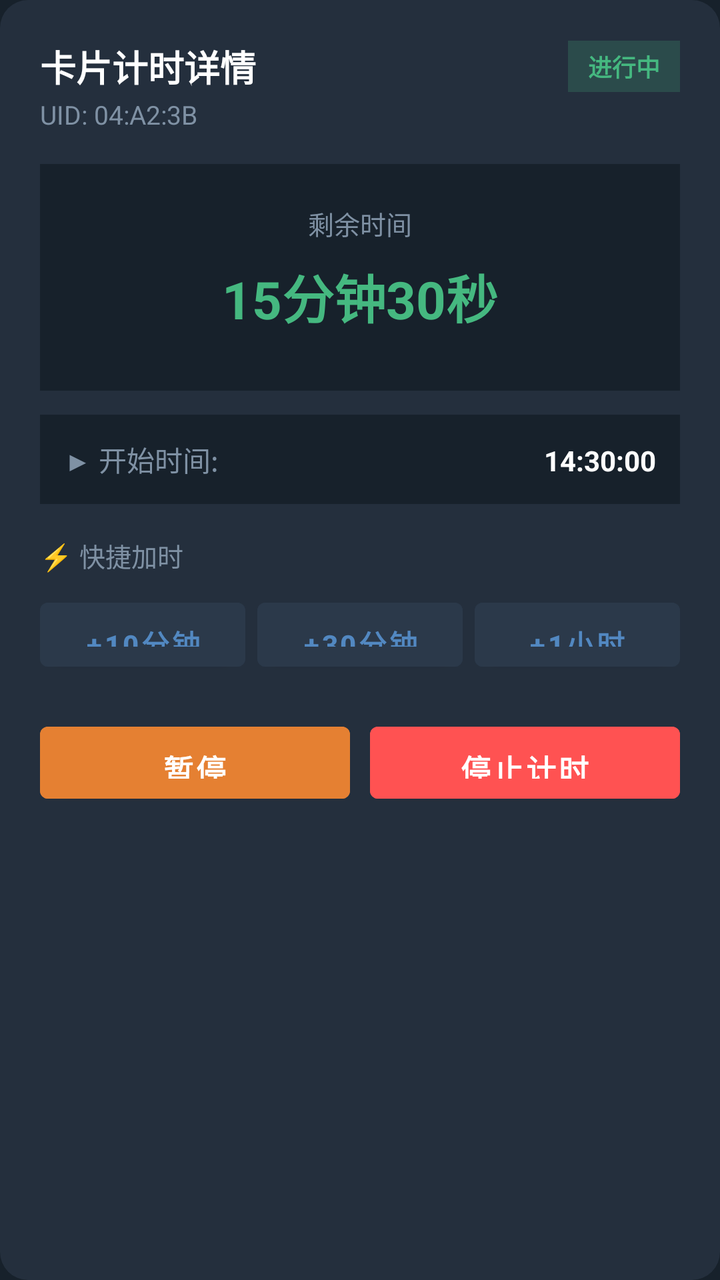
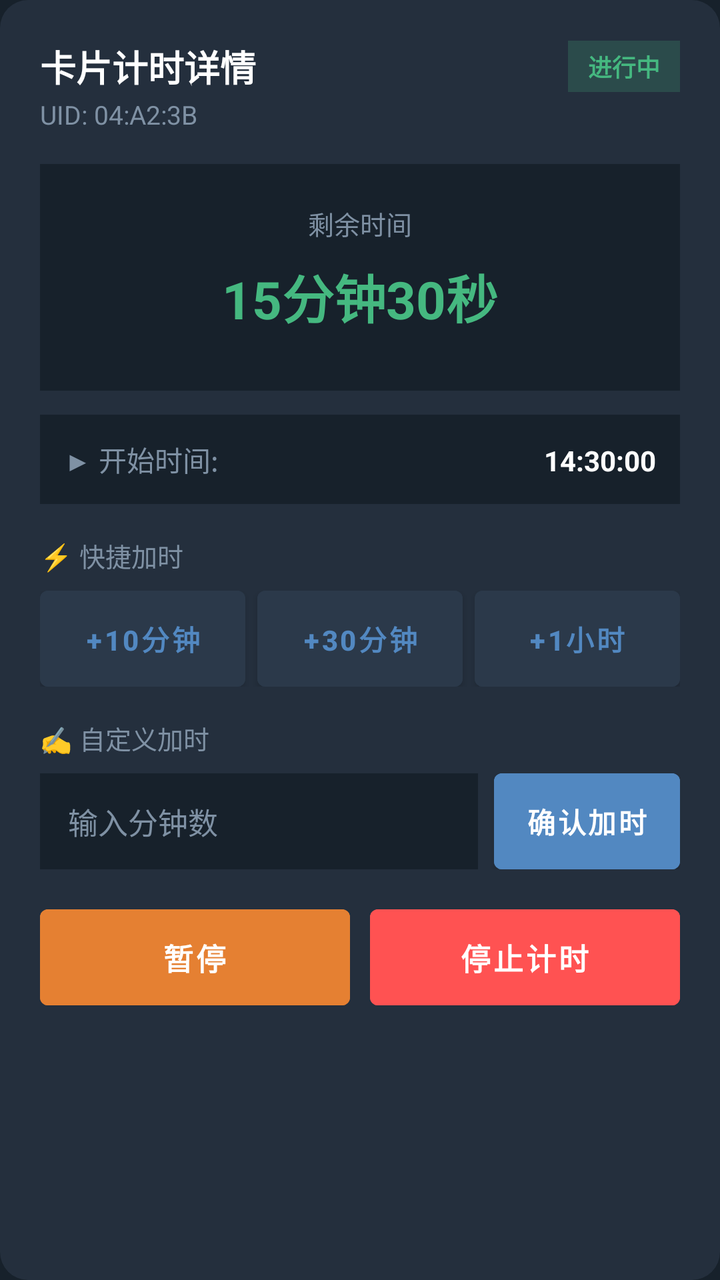

Screens rendered from an Android XML layout before and after an edit, with the pre-edit source and the edit as a unified diff.
<!-- AndroidManifest.xml: application theme Theme.NFCTime -->
<!-- res/layout/dialog_active_card_control.xml -->
<?xml version="1.0" encoding="utf-8"?>
<LinearLayout xmlns:android="http://schemas.android.com/apk/res/android"
    xmlns:app="http://schemas.android.com/apk/res-auto"
    android:layout_width="match_parent"
    android:layout_height="wrap_content"
    android:background="@drawable/dialog_rounded_bg"
    android:orientation="vertical"
    android:padding="20dp">

    
    <LinearLayout
        android:layout_width="match_parent"
        android:layout_height="wrap_content"
        android:gravity="center_vertical"
        android:orientation="horizontal">

        <TextView
            android:id="@+id/tvActiveTitle"
            android:layout_width="0dp"
            android:layout_height="wrap_content"
            android:layout_weight="1"
            android:text="卡片计时详情"
            android:textColor="@color/tg_text_primary"
            android:textSize="18sp"
            android:textStyle="bold" />

        <TextView
            android:id="@+id/tvActiveStatusBadge"
            android:layout_width="wrap_content"
            android:layout_height="wrap_content"
            android:background="#3345B880"
            android:paddingHorizontal="10dp"
            android:paddingVertical="4dp"
            android:text="进行中"
            android:textColor="@color/tg_status_green"
            android:textSize="12sp"
            android:textStyle="bold" />
    </LinearLayout>

    <TextView
        android:id="@+id/tvActiveUid"
        android:layout_width="wrap_content"
        android:layout_height="wrap_content"
        android:layout_marginTop="2dp"
        android:layout_marginBottom="16dp"
        android:text="UID: 04:A2:3B"
        android:textColor="@color/tg_text_secondary"
        android:textSize="13sp" />

    
    <LinearLayout
        android:layout_width="match_parent"
        android:layout_height="wrap_content"
        android:background="@color/tg_background"
        android:gravity="center"
        android:orientation="vertical"
        android:padding="20dp"
        android:layout_marginBottom="12dp">

        <TextView
            android:id="@+id/tvActiveTimeLabel"
            android:layout_width="wrap_content"
            android:layout_height="wrap_content"
            android:text="剩余时间"
            android:textColor="@color/tg_text_secondary"
            android:textSize="13sp" />

        <TextView
            android:id="@+id/tvActiveRemainingBig"
            android:layout_width="wrap_content"
            android:layout_height="wrap_content"
            android:layout_marginVertical="8dp"
            android:text="15分钟30秒"
            android:textColor="@color/tg_status_green"
            android:textSize="26sp"
            android:textStyle="bold" />

        
        <TextView
            android:id="@+id/tvActiveOverdueAlert"
            android:layout_width="wrap_content"
            android:layout_height="wrap_content"
            android:text="🚨 已超时 5分钟12秒"
            android:textColor="@color/tg_status_red"
            android:textSize="16sp"
            android:textStyle="bold"
            android:visibility="gone" />
    </LinearLayout>

    
    <LinearLayout
        android:layout_width="match_parent"
        android:layout_height="wrap_content"
        android:background="@color/tg_background"
        android:orientation="horizontal"
        android:padding="12dp">

        <TextView
            android:layout_width="0dp"
            android:layout_height="wrap_content"
            android:layout_weight="1"
            android:text="▶ 开始时间:"
            android:textColor="@color/tg_text_secondary"
            android:textSize="14sp" />

        <TextView
            android:id="@+id/tvActiveStartTime"
            android:layout_width="wrap_content"
            android:layout_height="wrap_content"
            android:text="14:30:00"
            android:textColor="@color/tg_text_primary"
            android:textSize="14sp"
            android:textStyle="bold" />
    </LinearLayout>

    
    <TextView
        android:layout_width="wrap_content"
        android:layout_height="wrap_content"
        android:layout_marginTop="16dp"
        android:layout_marginBottom="8dp"
        android:text="⚡ 快捷加时"
        android:textColor="@color/tg_text_secondary"
        android:textSize="13sp" />

    <LinearLayout
        android:layout_width="match_parent"
        android:layout_height="wrap_content"
        android:orientation="horizontal">

        <Button
            android:id="@+id/btnAdd10Min"
            android:layout_width="0dp"
            android:layout_height="44dp"
            android:layout_weight="1"
            android:backgroundTint="#2B394A"
            android:textColor="@color/tg_blue"
            android:text="+10分钟"
            android:textSize="14sp"
            android:textStyle="bold" />

        <Button
            android:id="@+id/btnAdd30Min"
            android:layout_width="0dp"
            android:layout_height="44dp"
            android:layout_weight="1"
            android:layout_marginStart="6dp"
            android:backgroundTint="#2B394A"
            android:textColor="@color/tg_blue"
            android:text="+30分钟"
            android:textSize="14sp"
            android:textStyle="bold" />

        <Button
            android:id="@+id/btnAdd1Hour"
            android:layout_width="0dp"
            android:layout_height="44dp"
            android:layout_weight="1"
            android:layout_marginStart="6dp"
            android:backgroundTint="#2B394A"
            android:textColor="@color/tg_blue"
            android:text="+1小时"
            android:textSize="14sp"
            android:textStyle="bold" />
    </LinearLayout>

    
    <LinearLayout
        android:layout_width="match_parent"
        android:layout_height="wrap_content"
        android:layout_marginTop="18dp"
        android:orientation="horizontal">

        <Button
            android:id="@+id/btnActivePause"
            android:layout_width="0dp"
            android:layout_height="48dp"
            android:layout_weight="1"
            android:backgroundTint="@color/tg_status_orange"
            android:text="暂停"
            android:textSize="15sp"
            android:textStyle="bold" />

        <Button
            android:id="@+id/btnActiveStop"
            android:layout_width="0dp"
            android:layout_height="48dp"
            android:layout_weight="1"
            android:layout_marginStart="10dp"
            android:backgroundTint="@color/tg_status_red"
            android:text="停止计时"
            android:textSize="15sp"
            android:textStyle="bold" />
    </LinearLayout>

</LinearLayout>
<!-- resources referenced by this layout -->
<resources>
  <color name="tg_background">#17212B</color>
  <color name="tg_blue">#5288C1</color>
  <color name="tg_status_green">#45B880</color>
  <color name="tg_status_orange">#E58032</color>
  <color name="tg_status_red">#FF5252</color>
  <color name="tg_text_primary">#FFFFFF</color>
  <color name="tg_text_secondary">#7F91A4</color>
  <!-- drawable dialog_rounded_bg (drawable) -->
  <?xml version="1.0" encoding="utf-8"?>
  <shape xmlns:android="http://schemas.android.com/apk/res/android"
      android:shape="rectangle">
      <solid android:color="@color/tg_surface" />
      <corners android:radius="14dp" />
  </shape>
  <style name="Theme.NFCTime" parent="Theme.MaterialComponents.DayNight.NoActionBar">
          <item name="colorPrimary">@color/tg_blue</item>
          <item name="colorPrimaryVariant">@color/tg_blue_dark</item>
          <item name="colorOnPrimary">@color/tg_text_primary</item>
          <item name="colorSecondary">@color/tg_blue</item>
          <item name="android:windowBackground">@color/tg_background</item>
          <item name="android:statusBarColor">@color/tg_background</item>
          <item name="android:navigationBarColor">@color/tg_background</item>
          
          
          <item name="colorSurface">@color/tg_surface</item>
          <item name="colorOnSurface">@color/tg_text_primary</item>
          <item name="colorSecondaryContainer">#2B394A</item>
          <item name="colorOnSecondaryContainer">@color/tg_blue</item>
  
          
          <item name="materialButtonStyle">@style/Widget.App.Button</item>
          <item name="borderlessButtonStyle">@style/Widget.App.Button.TextButton</item>
      </style>
  <color name="tg_surface">#242F3D</color>
  <color name="tg_blue_dark">#2AABEE</color>
  <style name="Widget.App.Button" parent="Widget.MaterialComponents.Button">
          <item name="android:textSize">15sp</item>
          <item name="android:textStyle">bold</item>
          <item name="android:textAllCaps">false</item>
          <item name="android:paddingVertical">10dp</item>
          <item name="backgroundTint">@color/tg_blue</item>
      </style>
  <style name="Widget.App.Button.TextButton" parent="Widget.MaterialComponents.Button.TextButton">
          <item name="android:textSize">15sp</item>
          <item name="android:textStyle">bold</item>
          <item name="android:textAllCaps">false</item>
          <item name="android:paddingHorizontal">12dp</item>
          <item name="android:paddingVertical">8dp</item>
          <item name="android:textColor">@color/tg_blue</item>
      </style>
</resources>

<!-- the commit's change to res/layout/dialog_active_card_control.xml (unified diff, before → after) -->
@@ -131,44 +131,95 @@
         <Button
             android:id="@+id/btnAdd10Min"
             android:layout_width="0dp"
-            android:layout_height="44dp"
+            android:layout_height="48dp"
             android:layout_weight="1"
             android:backgroundTint="#2B394A"
             android:textColor="@color/tg_blue"
             android:text="+10分钟"
             android:textSize="14sp"
-            android:textStyle="bold" />
+            android:textStyle="bold"
+            android:insetTop="0dp"
+            android:insetBottom="0dp"
+            android:padding="0dp" />
 
         <Button
             android:id="@+id/btnAdd30Min"
             android:layout_width="0dp"
-            android:layout_height="44dp"
+            android:layout_height="48dp"
             android:layout_weight="1"
             android:layout_marginStart="6dp"
             android:backgroundTint="#2B394A"
             android:textColor="@color/tg_blue"
             android:text="+30分钟"
             android:textSize="14sp"
-            android:textStyle="bold" />
+            android:textStyle="bold"
+            android:insetTop="0dp"
+            android:insetBottom="0dp"
+            android:padding="0dp" />
 
         <Button
             android:id="@+id/btnAdd1Hour"
             android:layout_width="0dp"
-            android:layout_height="44dp"
+            android:layout_height="48dp"
             android:layout_weight="1"
             android:layout_marginStart="6dp"
             android:backgroundTint="#2B394A"
             android:textColor="@color/tg_blue"
             android:text="+1小时"
             android:textSize="14sp"
-            android:textStyle="bold" />
-    </LinearLayout>
-
-    
-    <LinearLayout
-        android:layout_width="match_parent"
-        android:layout_height="wrap_content"
-        android:layout_marginTop="18dp"
+            android:textStyle="bold"
+            android:insetTop="0dp"
+            android:insetBottom="0dp"
+            android:padding="0dp" />
+    </LinearLayout>
+
+    
+    <TextView
+        android:layout_width="wrap_content"
+        android:layout_height="wrap_content"
+        android:layout_marginTop="16dp"
+        android:layout_marginBottom="8dp"
+        android:text="✍️ 自定义加时"
+        android:textColor="@color/tg_text_secondary"
+        android:textSize="13sp" />
+
+    <LinearLayout
+        android:layout_width="match_parent"
+        android:layout_height="48dp"
+        android:orientation="horizontal">
+
+        <EditText
+            android:id="@+id/etCustomAddMinutes"
+            android:layout_width="0dp"
+            android:layout_height="match_parent"
+            android:layout_weight="1"
+            android:background="@color/tg_background"
+            android:hint="输入分钟数"
+            android:inputType="number"
+            android:paddingHorizontal="14dp"
+            android:textColor="@color/tg_text_primary"
+            android:textColorHint="@color/tg_text_secondary"
+            android:textSize="15sp" />
+
+        <Button
+            android:id="@+id/btnCustomAddConfirm"
+            android:layout_width="wrap_content"
+            android:layout_height="match_parent"
+            android:layout_marginStart="8dp"
+            android:backgroundTint="@color/tg_blue"
+            android:textColor="#FFFFFF"
+            android:text="确认加时"
+            android:textSize="14sp"
+            android:textStyle="bold"
+            android:insetTop="0dp"
+            android:insetBottom="0dp" />
+    </LinearLayout>
+
+    
+    <LinearLayout
+        android:layout_width="match_parent"
+        android:layout_height="wrap_content"
+        android:layout_marginTop="20dp"
         android:orientation="horizontal">
 
         <Button
@@ -179,7 +230,9 @@
             android:backgroundTint="@color/tg_status_orange"
             android:text="暂停"
             android:textSize="15sp"
-            android:textStyle="bold" />
+            android:textStyle="bold"
+            android:insetTop="0dp"
+            android:insetBottom="0dp" />
 
         <Button
             android:id="@+id/btnActiveStop"
@@ -190,7 +243,9 @@
             android:backgroundTint="@color/tg_status_red"
             android:text="停止计时"
             android:textSize="15sp"
-            android:textStyle="bold" />
+            android:textStyle="bold"
+            android:insetTop="0dp"
+            android:insetBottom="0dp" />
     </LinearLayout>
 
 </LinearLayout>
